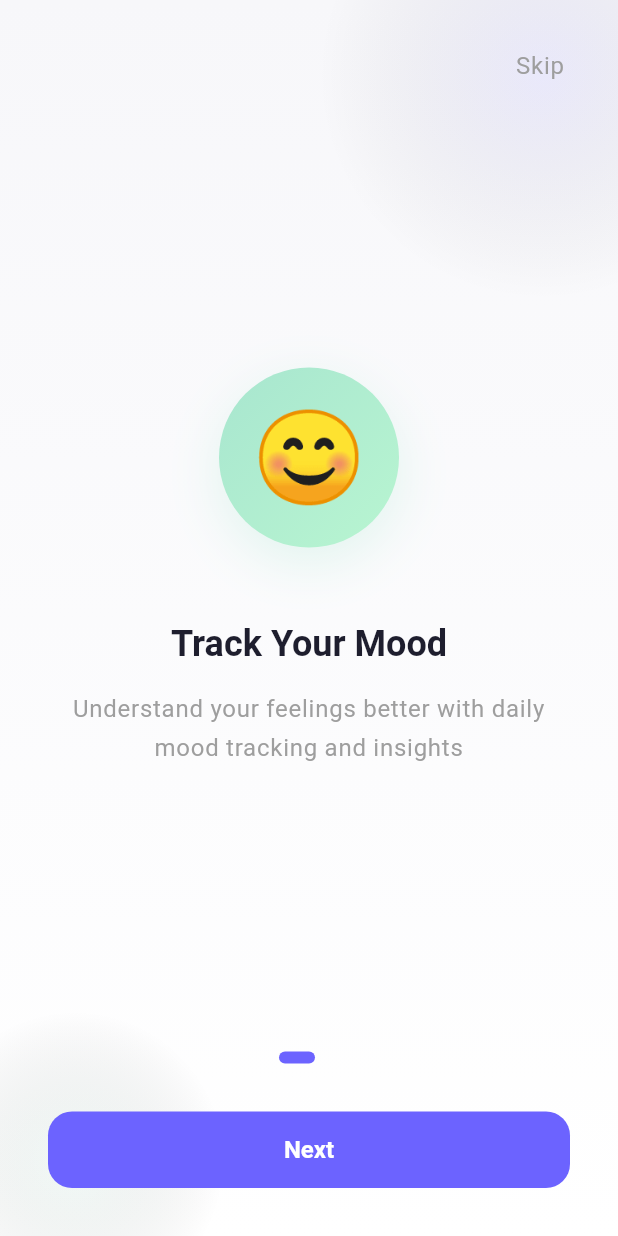
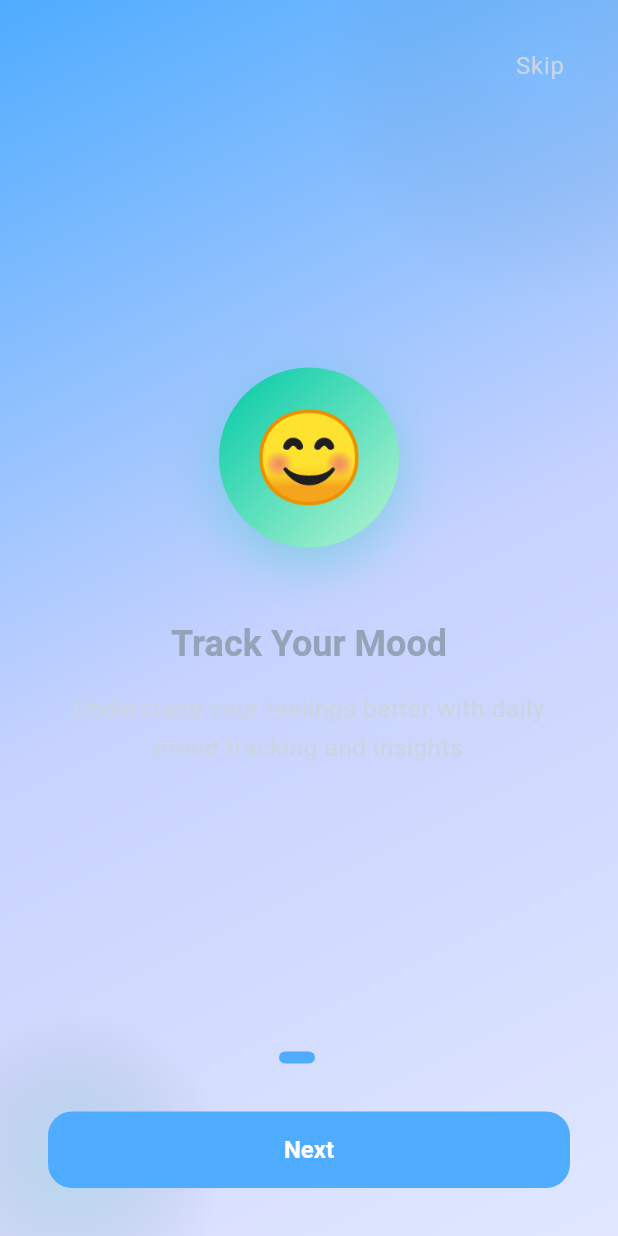
Before and after one commit to iNoumanMalik/ai-counseling-app, a Flutter app: the screen it shows after launch, swiped to page 2, on a phone screen of 412 x 824 dp. Run offline on Flutter 3.47's test engine with Material 3 defaults, Android fonts, the light colour scheme and no system bars; drawn by our look-alikes of flutter_animate; our stand-ins replace audioplayers, confetti, flutter_riverpod, go_router, shared_preferences.

Commit message:
Changed color scheme for app

```diff
--- a/lib/config/colors.dart
+++ b/lib/config/colors.dart
@@ -1,47 +1,154 @@
 import 'package:flutter/material.dart';
 
-/// App color palette - Calming and Pastel theme
+/// App color palette - Strict requirements color scheme
 class AppColors {
   AppColors._();
 
-  // Primary colors
-  static const Color primary = Color(0xFF6C63FF); // Soft purple
-  static const Color secondary = Color(0xFFA8E6CF); // Mint
-  static const Color accent = Color(0xFFFFD3B6); // Peach
-  static const Color background = Color(0xFFF7F7FA); // Light gray background
-  static const Color darkText = Color(0xFF1E1E2E); // Dark text
-  static const Color success = Color(0xFF88E0A8); // Success green
+  // ========== PRIMARY COLORS ==========
+  static const Color primarySkyBlue = Color(0xFF4FACFE); // Primary Sky Blue
+  static const Color primaryMintGreen = Color(0xFF00C9A7); // Primary Mint Green
+  static const Color deepTherapyBlue = Color(0xFF0C8CE9); // Deep Therapy Blue
+  static const Color softAqua = Color(0xFF7BD0C6); // Soft Aqua
+  static const Color pastelMint = Color(0xFFD9F7F2); // Pastel Mint
 
-  // Additional colors
-  static const Color white = Color(0xFFFFFFFF);
-  static const Color lightGray = Color(0xFFF0F0F0);
-  static const Color mediumGray = Color(0xFF9E9E9E);
-  static const Color error = Color(0xFFFF6B6B);
-  static const Color warning = Color(0xFFFFD93D);
+  // Legacy primary (using primarySkyBlue as default)
+  static const Color primary = primarySkyBlue;
+  static const Color secondary = primaryMintGreen;
+  static const Color accent = softAqua;
 
-  // Gradient colors
+  // Primary Gradient: #4FACFE → #00F2FE
   static const LinearGradient primaryGradient = LinearGradient(
     begin: Alignment.topLeft,
     end: Alignment.bottomRight,
-    colors: [primary, Color(0xFF8B7FFF)],
+    colors: [Color(0xFF4FACFE), Color(0xFF00F2FE)],
   );
 
+  // ========== SECONDARY COLORS (ACCENTS) ==========
+  static const Color lavender = Color(0xFFA78BFA); // Lavender
+  static const Color lilac = Color(0xFFC7B8EA); // Lilac
+  static const Color purpleMist = Color(0xFFEDE7F6); // Purple Mist
+
+  // Secondary Gradient: #A78BFA → #C1D3FE
   static const LinearGradient secondaryGradient = LinearGradient(
     begin: Alignment.topLeft,
     end: Alignment.bottomRight,
-    colors: [secondary, Color(0xFFB8F5D1)],
+    colors: [Color(0xFFA78BFA), Color(0xFFC1D3FE)],
   );
 
-  static const LinearGradient backgroundGradient = LinearGradient(
-    begin: Alignment.topCenter,
-    end: Alignment.bottomCenter,
-    colors: [background, Color(0xFFFFFFFF)],
+  // ========== EMOTIONAL COLORS (For mood graph + insights) ==========
+  static const Color moodHappy = Color(0xFFFFB86C);
+  static const Color moodNeutral = Color(0xFFA0AEC0);
+  static const Color moodSad = Color(0xFF7F9CF5);
+  static const Color moodStressed = Color(0xFFFCA5A5);
+  static const Color moodAnxiety = Color(0xFF81E6D9);
+  static const Color moodAngry = Color(0xFFF87171);
+
+  // Legacy mood colors mapping
+  static const Color moodOkay = moodNeutral;
+  static const Color moodAnxious = moodAnxiety;
+  static const Color moodCalm = moodNeutral;
+
+  // ========== NATURAL GREENS (For progress/habits) ==========
+  static const Color greenLight = Color(0xFF9AE6B4);
+  static const Color greenMedium = Color(0xFF68D391);
+  static const Color greenDark = Color(0xFF48BB78);
+  static const Color greenVeryDark = Color(0xFF22543D);
+  static const Color success = greenMedium;
+
+  // ========== NEUTRALS + BACKGROUND (Light Mode) ==========
+  static const Color white = Color(0xFFFFFFFF);
+  static const Color lightGray100 = Color(0xFFF8FAFC);
+  static const Color lightGray200 = Color(0xFFEDF2F7);
+  static const Color lightGray300 = Color(0xFFCBD5E0);
+
+  // Legacy background colors
+  static const Color background = lightGray100;
+  static const Color lightGray = lightGray200;
+  static const Color mediumGray = lightGray300;
+
+  // ========== DARK MODE COLORS ==========
+  static const Color dark900 = Color(0xFF0F172A);
+  static const Color dark800 = Color(0xFF1E293B);
+  static const Color dark700 = Color(0xFF334155);
+  static const Color darkText = Color(0xFF94A3B8);
+
+  // ========== GLASSMORPHISM COLORS ==========
+  static Color glassWhite = Colors.white.withOpacity(0.2);
+  static Color glassSkyBlue = const Color(0xFF4FACFE).withOpacity(0.25);
+  static Color glassMintGreen = const Color(0xFF00C9A7).withOpacity(0.2);
+  static Color glassLavender = const Color(0xFFA78BFA).withOpacity(0.2);
+  static Color glassShadow = Colors.black.withOpacity(0.08);
+
+  // ========== BACKGROUND GRADIENTS ==========
+
+  // A. Therapy Sunrise: #4FACFE → #C7D2FE → #E0E7FF
+  static const LinearGradient gradientTherapySunrise = LinearGradient(
+    begin: Alignment.topLeft,
+    end: Alignment.bottomRight,
+    colors: [
+      Color(0xFF4FACFE),
+      Color(0xFFC7D2FE),
+      Color(0xFFE0E7FF),
+    ],
   );
 
-  // Mood colors
-  static const Color moodHappy = Color(0xFFFFE066);
-  static const Color moodOkay = Color(0xFFFFD3B6);
-  static const Color moodSad = Color(0xFFB8B5FF);
-  static const Color moodAnxious = Color(0xFFFFB3BA);
-  static const Color moodCalm = Color(0xFFA8E6CF);
+  // B. Calm Ocean: #00C9A7 → #4FACFE → #C7F9FF
+  static const LinearGradient gradientCalmOcean = LinearGradient(
+    begin: Alignment.topLeft,
+    end: Alignment.bottomRight,
+    colors: [
+      Color(0xFF00C9A7),
+      Color(0xFF4FACFE),
+      Color(0xFFC7F9FF),
+    ],
+  );
+
+  // C. Lavender Peace: #A78BFA → #C7B8EA → #EDE7F6
+  static const LinearGradient gradientLavenderPeace = LinearGradient(
+    begin: Alignment.topLeft,
+    end: Alignment.bottomRight,
+    colors: [
+      Color(0xFFA78BFA),
+      Color(0xFFC7B8EA),
+      Color(0xFFEDE7F6),
+    ],
+  );
+
+  // D. Soft Mindfulness Pink: #FFE2E2 → #FFD6F2 → #FDF2FA
+  static const LinearGradient gradientSoftMindfulnessPink = LinearGradient(
+    begin: Alignment.topLeft,
+    end: Alignment.bottomRight,
+    colors: [
+      Color(0xFFFFE2E2),
+      Color(0xFFFFD6F2),
+      Color(0xFFFDF2FA),
+    ],
+  );
+
+  // Legacy background gradient (using Therapy Sunrise)
+  static const LinearGradient backgroundGradient = gradientTherapySunrise;
+
+  // ========== ERROR & WARNING ==========
+  static const Color error = Color(0xFFF87171); // Using moodAngry as error
+  static const Color warning = Color(0xFFFFB86C); // Using moodHappy as warning
+
+  // ========== 3D AVATAR COLORS ==========
+
+  // Skin tones
+  static const Color avatarSkinLight = Color(0xFFF8DCCB);
+  static const Color avatarSkinMedium = Color(0xFFE2B59C);
+  static const Color avatarSkinTan = Color(0xFFC08A67);
+  static const Color avatarSkinDark = Color(0xFF8D5631);
+
+  // Hair colors
+  static const Color avatarHairBlack = Color(0xFF3A3A3A);
+  static const Color avatarHairBrown = Color(0xFF6C4B3C);
+  static const Color avatarHairLightBrown = Color(0xFFA57C65);
+  static const Color avatarHairBlonde = Color(0xFFD8C3B5);
+
+  // Clothes colors (matching palette)
+  static const Color avatarClothAqua = Color(0xFF7BD0C6);
+  static const Color avatarClothLavender = Color(0xFFA78BFA);
+  static const Color avatarClothWarm = Color(0xFFFFB86C);
+  static const Color avatarClothGreen = Color(0xFF68D391);
 }
--- a/lib/config/theme.dart
+++ b/lib/config/theme.dart
@@ -1,6 +1,6 @@
 import 'package:flutter/material.dart';
 import 'package:flutter/services.dart';
-import 'colors.dart';
+import 'package:semester_project/config/colors.dart';
 
 /// App theme configuration
 class AppTheme {
@@ -10,103 +10,103 @@ class AppTheme {
     return ThemeData(
       useMaterial3: true,
       colorScheme: ColorScheme.light(
-        primary: AppColors.primary,
-        secondary: AppColors.secondary,
-        tertiary: AppColors.accent,
-        background: AppColors.background,
+        primary: AppColors.primarySkyBlue,
+        secondary: AppColors.primaryMintGreen,
+        tertiary: AppColors.softAqua,
+        background: AppColors.lightGray100,
         surface: AppColors.white,
         error: AppColors.error,
         onPrimary: AppColors.white,
-        onSecondary: AppColors.darkText,
-        onBackground: AppColors.darkText,
-        onSurface: AppColors.darkText,
+        onSecondary: AppColors.dark900,
+        onBackground: AppColors.dark900,
+        onSurface: AppColors.dark900,
         onError: AppColors.white,
       ),
-      scaffoldBackgroundColor: AppColors.background,
+      scaffoldBackgroundColor: AppColors.lightGray100,
       // fontFamily: 'Inter', // Uncomment after adding fonts to assets/fonts/
       textTheme: const TextTheme(
         displayLarge: TextStyle(
           // fontFamily: 'Poppins', // Uncomment after adding fonts
           fontSize: 32,
           fontWeight: FontWeight.bold,
-          color: AppColors.darkText,
+          color: AppColors.dark900,
           height: 1.2,
         ),
         displayMedium: TextStyle(
           // fontFamily: 'Poppins', // Uncomment after adding fonts
           fontSize: 28,
           fontWeight: FontWeight.bold,
-          color: AppColors.darkText,
+          color: AppColors.dark900,
           height: 1.2,
         ),
         displaySmall: TextStyle(
           // fontFamily: 'Poppins', // Uncomment after adding fonts
           fontSize: 24,
           fontWeight: FontWeight.w600,
-          color: AppColors.darkText,
+          color: AppColors.dark900,
           height: 1.3,
         ),
         headlineLarge: TextStyle(
           // fontFamily: 'Poppins', // Uncomment after adding fonts
           fontSize: 22,
           fontWeight: FontWeight.w600,
-          color: AppColors.darkText,
+          color: AppColors.dark900,
           height: 1.3,
         ),
         headlineMedium: TextStyle(
           // fontFamily: 'Poppins', // Uncomment after adding fonts
           fontSize: 20,
           fontWeight: FontWeight.w600,
-          color: AppColors.darkText,
+          color: AppColors.dark900,
           height: 1.4,
         ),
         headlineSmall: TextStyle(
           // fontFamily: 'Inter', // Uncomment after adding fonts
           fontSize: 18,
           fontWeight: FontWeight.w600,
-          color: AppColors.darkText,
+          color: AppColors.dark900,
           height: 1.4,
         ),
         titleLarge: TextStyle(
           // fontFamily: 'Inter', // Uncomment after adding fonts
           fontSize: 16,
           fontWeight: FontWeight.w600,
-          color: AppColors.darkText,
+          color: AppColors.dark900,
           height: 1.5,
         ),
         titleMedium: TextStyle(
           // fontFamily: 'Inter', // Uncomment after adding fonts
           fontSize: 14,
           fontWeight: FontWeight.w500,
-          color: AppColors.darkText,
+          color: AppColors.dark900,
           height: 1.5,
         ),
         titleSmall: TextStyle(
           // fontFamily: 'Inter', // Uncomment after adding fonts
           fontSize: 12,
           fontWeight: FontWeight.w500,
-          color: AppColors.mediumGray,
+          color: AppColors.lightGray300,
           height: 1.5,
         ),
         bodyLarge: TextStyle(
           // fontFamily: 'Inter', // Uncomment after adding fonts
           fontSize: 16,
           fontWeight: FontWeight.normal,
-          color: AppColors.darkText,
+          color: AppColors.dark900,
           height: 1.6,
         ),
         bodyMedium: TextStyle(
           // fontFamily: 'Inter', // Uncomment after adding fonts
           fontSize: 14,
           fontWeight: FontWeight.normal,
-          color: AppColors.darkText,
+          color: AppColors.dark900,
           height: 1.6,
         ),
         bodySmall: TextStyle(
           // fontFamily: 'Inter', // Uncomment after adding fonts
           fontSize: 12,
           fontWeight: FontWeight.normal,
-          color: AppColors.mediumGray,
+          color: AppColors.lightGray300,
           height: 1.6,
         ),
         labelLarge: TextStyle(
@@ -120,14 +120,14 @@ class AppTheme {
           // fontFamily: 'Inter', // Uncomment after adding fonts
           fontSize: 12,
           fontWeight: FontWeight.w500,
-          color: AppColors.mediumGray,
+          color: AppColors.lightGray300,
           height: 1.5,
         ),
         labelSmall: TextStyle(
           // fontFamily: 'Inter', // Uncomment after adding fonts
           fontSize: 10,
           fontWeight: FontWeight.w500,
-          color: AppColors.mediumGray,
+          color: AppColors.lightGray300,
           height: 1.5,
         ),
       ),
@@ -135,13 +135,13 @@ class AppTheme {
         elevation: 0,
         centerTitle: true,
         backgroundColor: Colors.transparent,
-        foregroundColor: AppColors.darkText,
+        foregroundColor: AppColors.dark900,
         systemOverlayStyle: SystemUiOverlayStyle.dark,
         titleTextStyle: TextStyle(
           // fontFamily: 'Poppins', // Uncomment after adding fonts
           fontSize: 20,
           fontWeight: FontWeight.w600,
-          color: AppColors.darkText,
+          color: AppColors.dark900,
         ),
       ),
       cardTheme: CardThemeData(
@@ -158,7 +158,7 @@ class AppTheme {
           shape: RoundedRectangleBorder(
             borderRadius: BorderRadius.circular(16),
           ),
-          backgroundColor: AppColors.primary,
+          backgroundColor: AppColors.primarySkyBlue,
           foregroundColor: AppColors.white,
           textStyle: const TextStyle(
             // fontFamily: 'Inter', // Uncomment after adding fonts
@@ -173,8 +173,8 @@ class AppTheme {
           shape: RoundedRectangleBorder(
             borderRadius: BorderRadius.circular(16),
           ),
-          side: const BorderSide(color: AppColors.primary, width: 2),
-          foregroundColor: AppColors.primary,
+          side: const BorderSide(color: AppColors.primarySkyBlue, width: 2),
+          foregroundColor: AppColors.primarySkyBlue,
           textStyle: const TextStyle(
             // fontFamily: 'Inter', // Uncomment after adding fonts
             fontSize: 16,
@@ -184,7 +184,7 @@ class AppTheme {
       ),
       textButtonTheme: TextButtonThemeData(
         style: TextButton.styleFrom(
-          foregroundColor: AppColors.primary,
+          foregroundColor: AppColors.primarySkyBlue,
           textStyle: const TextStyle(
             // fontFamily: 'Inter', // Uncomment after adding fonts
             fontSize: 14,
@@ -205,7 +205,7 @@ class AppTheme {
         ),
         focusedBorder: OutlineInputBorder(
           borderRadius: BorderRadius.circular(16),
-          borderSide: const BorderSide(color: AppColors.primary, width: 2),
+          borderSide: const BorderSide(color: AppColors.primarySkyBlue, width: 2),
         ),
         errorBorder: OutlineInputBorder(
           borderRadius: BorderRadius.circular(16),
@@ -215,13 +215,13 @@ class AppTheme {
       ),
       floatingActionButtonTheme: const FloatingActionButtonThemeData(
         elevation: 4,
-        backgroundColor: AppColors.primary,
+        backgroundColor: AppColors.primarySkyBlue,
         foregroundColor: AppColors.white,
       ),
       bottomNavigationBarTheme: const BottomNavigationBarThemeData(
         backgroundColor: AppColors.white,
-        selectedItemColor: AppColors.primary,
-        unselectedItemColor: AppColors.mediumGray,
+        selectedItemColor: AppColors.primarySkyBlue,
+        unselectedItemColor: AppColors.lightGray300,
         type: BottomNavigationBarType.fixed,
         elevation: 8,
       ),
--- a/lib/features/discovery/widgets/category_card.dart
+++ b/lib/features/discovery/widgets/category_card.dart
@@ -15,23 +15,23 @@ class CategoryCard extends StatelessWidget {
   Color _getCategoryColor(String category) {
     switch (category) {
       case 'Anxiety':
-        return AppColors.moodAnxious;
+        return AppColors.moodAnxiety;
       case 'Depression':
         return AppColors.moodSad;
       case 'Trauma':
-        return AppColors.primary;
+        return AppColors.deepTherapyBlue;
       case 'Relationship':
-        return Colors.pink.shade300;
+        return AppColors.lavender;
       case 'Child Psychology':
-        return AppColors.secondary;
+        return AppColors.primaryMintGreen;
       case 'Grief':
-        return Colors.grey.shade400;
+        return AppColors.moodNeutral;
       case 'Stress Management':
-        return AppColors.accent;
+        return AppColors.moodStressed;
       case 'Marriage Counseling':
-        return Colors.purple.shade300;
+        return AppColors.lavender;
       default:
-        return AppColors.primary;
+        return AppColors.primarySkyBlue;
     }
   }
 
--- a/lib/features/home/widgets/mood_selector.dart
+++ b/lib/features/home/widgets/mood_selector.dart
@@ -20,10 +20,10 @@ class MoodSelector extends ConsumerStatefulWidget {
 class _MoodSelectorState extends ConsumerState<MoodSelector> {
   final List<MoodOption> _moods = const [
     MoodOption(emoji: '😊', label: AppStrings.moodHappy, color: AppColors.moodHappy),
-    MoodOption(emoji: '😐', label: AppStrings.moodOkay, color: AppColors.moodOkay),
+    MoodOption(emoji: '😐', label: AppStrings.moodOkay, color: AppColors.moodNeutral),
     MoodOption(emoji: '😔', label: AppStrings.moodSad, color: AppColors.moodSad),
-    MoodOption(emoji: '😰', label: AppStrings.moodAnxious, color: AppColors.moodAnxious),
-    MoodOption(emoji: '😌', label: AppStrings.moodCalm, color: AppColors.moodCalm),
+    MoodOption(emoji: '😰', label: AppStrings.moodAnxious, color: AppColors.moodAnxiety),
+    MoodOption(emoji: '😌', label: AppStrings.moodCalm, color: AppColors.softAqua),
   ];
 
   Future<void> _selectMood(String mood) async {
@@ -61,7 +61,7 @@ class _MoodSelectorState extends ConsumerState<MoodSelector> {
         borderRadius: BorderRadius.circular(20),
         boxShadow: [
           BoxShadow(
-            color: AppColors.primary.withOpacity(0.1),
+            color: AppColors.primarySkyBlue.withOpacity(0.1),
             blurRadius: 20,
             offset: const Offset(0, 5),
           ),
@@ -82,7 +82,7 @@ class _MoodSelectorState extends ConsumerState<MoodSelector> {
                     color: mood.color.withOpacity(isSelected ? 1.0 : 0.2),
                     shape: BoxShape.circle,
                     border: isSelected
-                        ? Border.all(color: AppColors.primary, width: 3)
+                        ? Border.all(color: AppColors.primarySkyBlue, width: 3)
                         : null,
                   ),
                   child: Center(
@@ -102,7 +102,7 @@ class _MoodSelectorState extends ConsumerState<MoodSelector> {
                 Text(
                   mood.label,
                   style: Theme.of(context).textTheme.bodySmall?.copyWith(
-                        color: isSelected ? AppColors.primary : AppColors.mediumGray,
+                        color: isSelected ? AppColors.primarySkyBlue : AppColors.lightGray300,
                         fontWeight: isSelected ? FontWeight.w600 : FontWeight.normal,
                       ),
                 ),
```
